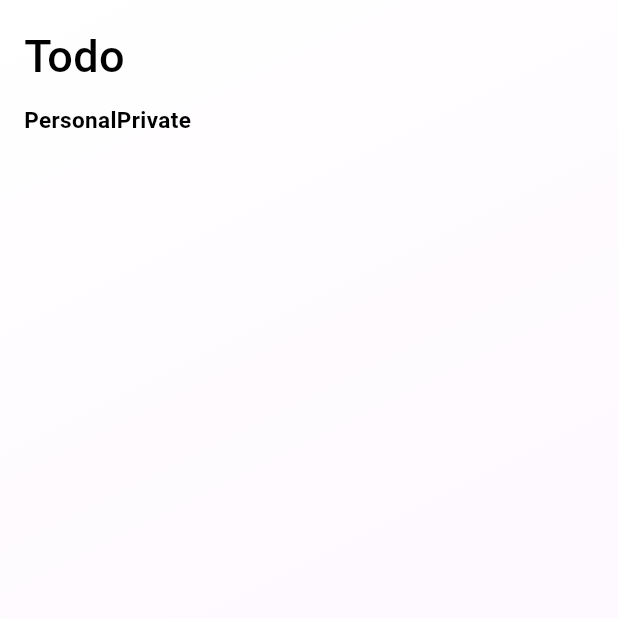
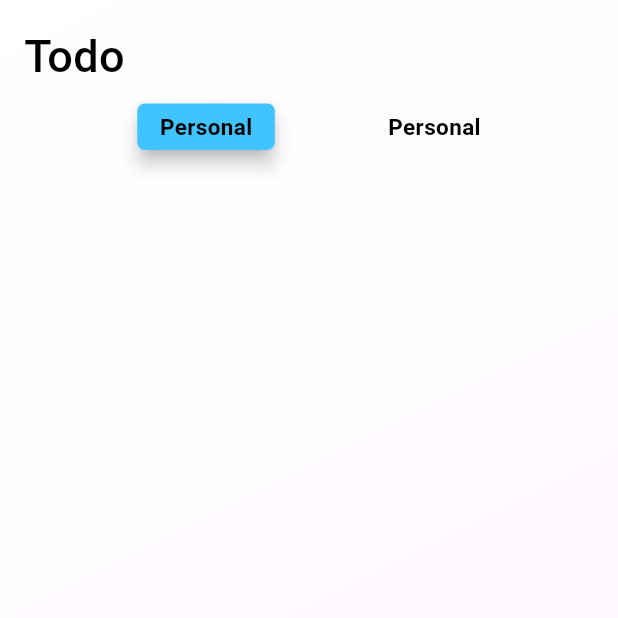
Before and after one commit to iArgho/todo_firebase, a Flutter app: the screen it shows after launch, on a phone screen of 412 x 824 dp, the top half of it. Run offline on Flutter 3.47's test engine with Material 3 defaults, Android fonts, the phone set to English and light mode, and no system bars.

```diff
--- a/lib/Screens/home_screen.dart
+++ b/lib/Screens/home_screen.dart
@@ -1,8 +1,14 @@
 import 'package:flutter/material.dart';
 
-class MyHomePage extends StatelessWidget {
+class MyHomePage extends StatefulWidget {
   const MyHomePage({super.key});
 
+  @override
+  State<MyHomePage> createState() => _MyHomePageState();
+}
+
+class _MyHomePageState extends State<MyHomePage> {
+  bool _personal = true, _private = false;
   @override
   Widget build(BuildContext context) {
     return Scaffold(
@@ -22,19 +28,31 @@ class MyHomePage extends StatelessWidget {
             child: Column(
               crossAxisAlignment: CrossAxisAlignment.start,
               children: [
-                Text(
+                Container(
+                  child: Text(
                     'Todo',
                     style: TextStyle(
                         fontSize: 30,
                         fontWeight: FontWeight.w500,
                         color: Colors.black),
                   ),
+                ),
                 SizedBox(
                   height: 10,
                 ),
                 Row(
+                  mainAxisAlignment: MainAxisAlignment.spaceEvenly,
                   children: [
-                    Container(
+                    _personal
+                        ? Material(
+                            elevation: 5,
+                            borderRadius: BorderRadius.circular(5),
+                            child: Container(
+                              padding: const EdgeInsets.symmetric(
+                                  horizontal: 15, vertical: 5),
+                              decoration: BoxDecoration(
+                                  color: Colors.lightBlueAccent,
+                                  borderRadius: BorderRadius.circular(5)),
                               child: Text(
                                 'Personal',
                                 style: TextStyle(
@@ -43,14 +61,52 @@ class MyHomePage extends StatelessWidget {
                                     fontWeight: FontWeight.bold),
                               ),
                             ),
-                    Container(
+                          )
+                        : GestureDetector(
+                            onTap: () {
+                              _personal = true;
+                              _private = false;
+                              setState(() {});
+                            },
+                            child: Text(
+                              'Personal',
+                              style: TextStyle(
+                                  color: Colors.black,
+                                  fontSize: 15,
+                                  fontWeight: FontWeight.bold),
+                            ),
+                          ),
+                    _private
+                        ? Material(
+                            elevation: 5,
+                            borderRadius: BorderRadius.circular(5),
+                            child: Container(
+                              padding: const EdgeInsets.symmetric(
+                                  horizontal: 15, vertical: 5),
+                              decoration: BoxDecoration(
+                                  color: Color.fromARGB(255, 57, 254, 169),
+                                  borderRadius: BorderRadius.circular(5)),
                               child: Text(
                                 'Private',
                                 style: TextStyle(
                                     color: Colors.black,
                                     fontSize: 15,
-                          fontWeight: FontWeight.bold,
+                                    fontWeight: FontWeight.bold),
                               ),
+                            ),
+                          )
+                        : GestureDetector(
+                            onTap: () {
+                              _personal = false;
+                              _private = true;
+                              setState(() {});
+                            },
+                            child: Text(
+                              'Personal',
+                              style: TextStyle(
+                                  color: Colors.black,
+                                  fontSize: 15,
+                                  fontWeight: FontWeight.bold),
                             ),
                           ),
                   ],
```
Lines whose indentation alone changed are shown as unchanged.
